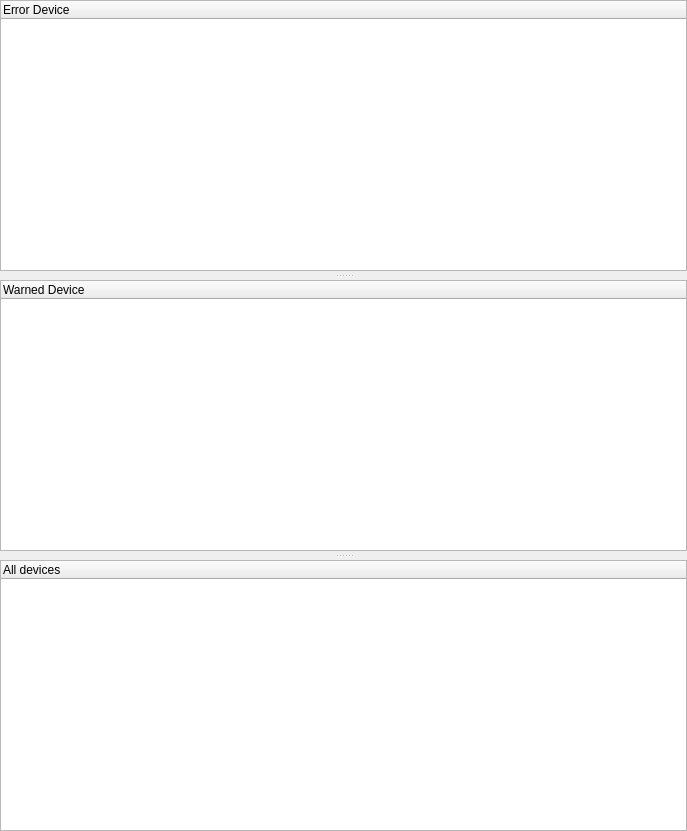
This is rqt_robot_monitor/src/rqt_robot_monitor/rqt_robot_monitor_mainwidget.ui in ros-visualization/rqt as Qt 5 draws it before an edit. The edited form follows.
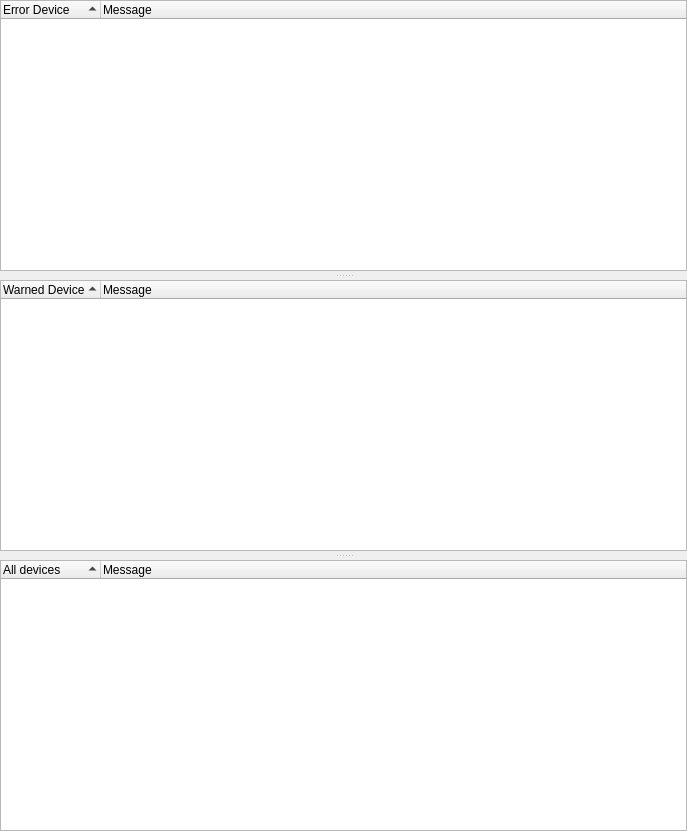
This is the edited form.

Commit message:
rqt_robot_monitor:
Added functionality:
 - Trees separate columns for showing device names and their message content.

Diff of the .ui file:
```diff
--- a/rqt_robot_monitor/src/rqt_robot_monitor/rqt_robot_monitor_mainwidget.ui
+++ b/rqt_robot_monitor/src/rqt_robot_monitor/rqt_robot_monitor_mainwidget.ui
@@ -31,30 +31,73 @@
      
     
      <widget class="QTreeWidget" name="err_tree">
+      <property name="minimumSize">
+       <size>
+        <width>0</width>
+        <height>100</height>
+       </size>
+      </property>
       <property name="alternatingRowColors">
        <bool>true</bool>
       </property>
+      <property name="sortingEnabled">
+       <bool>true</bool>
+      </property>
       <column>
        <property name="text">
         <string notr="true">Error Device</string>
        </property>
       </column>
+      <column>
+       <property name="text">
+        <string>Message</string>
+       </property>
+      </column>
      </widget>
      <widget class="QTreeWidget" name="warn_tree">
+      <property name="minimumSize">
+       <size>
+        <width>0</width>
+        <height>100</height>
+       </size>
+      </property>
       <property name="alternatingRowColors">
        <bool>true</bool>
       </property>
+      <property name="sortingEnabled">
+       <bool>true</bool>
+      </property>
       <column>
        <property name="text">
         <string notr="true">Warned Device</string>
        </property>
       </column>
+      <column>
+       <property name="text">
+        <string>Message</string>
+       </property>
+      </column>
      </widget>
 
      <widget class="QTreeWidget" name="tree_all_devices">
+      <property name="minimumSize">
+       <size>
+        <width>0</width>
+        <height>100</height>
+       </size>
+      </property>
       <property name="alternatingRowColors">
        <bool>true</bool>
       </property>
+      <property name="sortingEnabled">
+       <bool>true</bool>
+      </property>
+      <property name="animated">
+       <bool>true</bool>
+      </property>
+      <attribute name="headerCascadingSectionResizes">
+       <bool>true</bool>
+      </attribute>
       <column>
        <property name="text">
         <string notr="true">All devices</string>
@@ -66,6 +109,11 @@
         <string/>
        </property>
       </column>
+      <column>
+       <property name="text">
+        <string>Message</string>
+       </property>
+      </column>
      </widget>
     </widget>
    </item>
```
Left out of the diff: 3 changed lines with no effect on the pictures. The commit also changes 1 other file.
